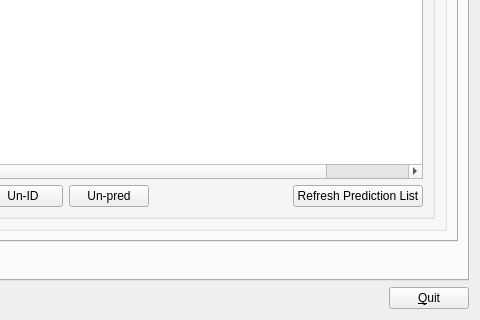
Qt form qtCreatorFiles/ui_manager.ui (plomgrading/plom) before a commit; both pictures show x 544 to 1024 and y 340 to 660 of the 1024 by 660 pixel window.
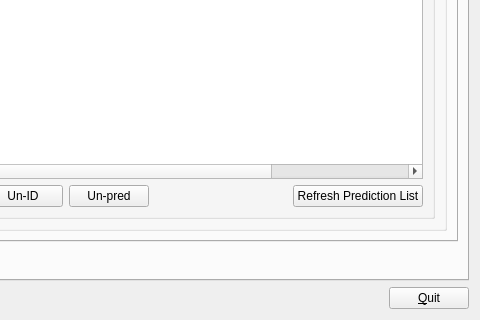
The same form after that commit. The open tabs and pages were chosen to show the change.

What changed in the file:
```diff
--- a/qtCreatorFiles/ui_manager.ui
+++ b/qtCreatorFiles/ui_manager.ui
@@ -905,7 +905,7 @@
                     <bool>true</bool>
                    </property>
                    <property name="columnCount">
-                    <number>5</number>
+                    <number>6</number>
                    </property>
                    <attribute name="horizontalHeaderStretchLastSection">
                     <bool>true</bool>
```
